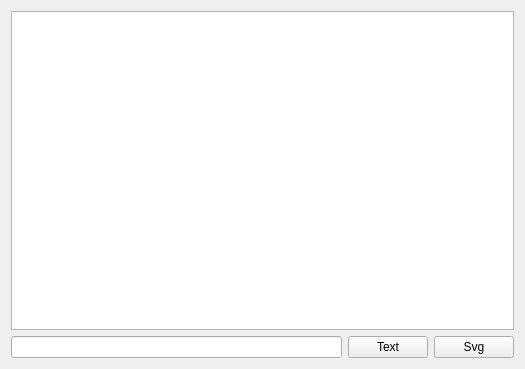
The window that PinYinTextObject/widget.ui (weijibin/PinYinTextObject) describes before a commit, drawn with Qt 5.
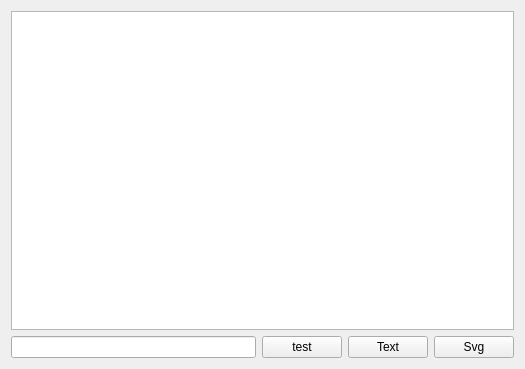
The same window after the commit.

```diff
--- a/PinYinTextObject/widget.ui
+++ b/PinYinTextObject/widget.ui
@@ -22,6 +22,13 @@
      <item>
       <widget class="QLineEdit" name="lineEdit"/>
      </item>
+     <item>
+      <widget class="QPushButton" name="test">
+       <property name="text">
+        <string>test</string>
+       </property>
+      </widget>
+     </item>
      <item>
       <widget class="QPushButton" name="Text">
        <property name="text">
```
